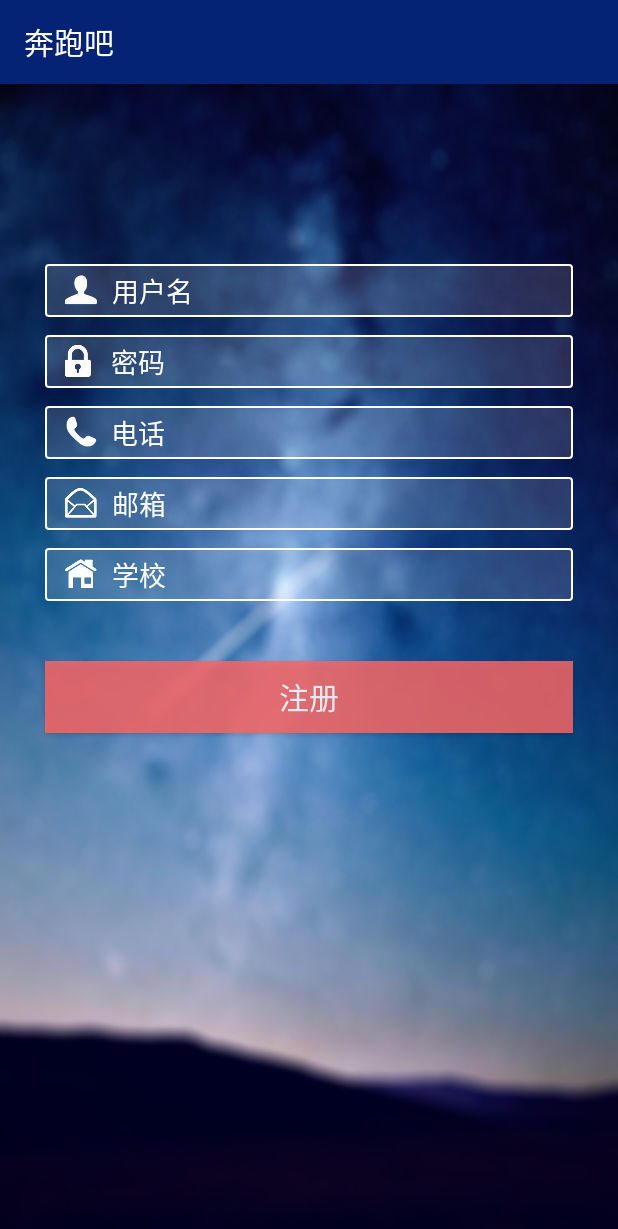
After one commit to yxlshk/Android_final_project, an Android app: the RegisterActivity screen opened directly, with no data from a screen before it, on a phone screen of 412 x 824 dp. The commit adds this screen. Shown: the top 1229 px of the screen. Run offline under Robolectric (Android 15) with nearby library versions, the phone set to English and light mode, and no system bars.

Commit message:
[增加] 增加了注册界面，更新了readme

```diff
--- a/app/src/main/AndroidManifest.xml
+++ b/app/src/main/AndroidManifest.xml
@@ -9,7 +9,7 @@
         android:roundIcon="@mipmap/ic_launcher"
         android:supportsRtl="true"
         android:theme="@style/AppTheme">
-        <activity android:name=".LoginActivity"
+        <activity android:name=".LoginAndRegister.LoginActivity"
             android:noHistory="true">
             <intent-filter>
                 <action android:name="android.intent.action.MAIN" />
@@ -23,6 +23,7 @@
         </activity>
         <activity android:name=".RunPlan.RunPlanActivity"> </activity>
         <activity android:name=".RunMusic.RunMusicActivity"> </activity>
+        <activity android:name=".LoginAndRegister.RegisterActivity"> </activity>
 
     </application>
 
--- a/app/src/main/java/com/example/a77354/android_final_project/LoginActivity.java
+++ b/app/src/main/java/com/example/a77354/android_final_project/LoginAndRegister/LoginActivity.java
@@ -1,4 +1,4 @@
-package com.example.a77354.android_final_project;
+package com.example.a77354.android_final_project.LoginAndRegister;
 
 import android.content.Intent;
 import android.graphics.Paint;
@@ -9,6 +9,9 @@ import android.widget.Button;
 import android.widget.EditText;
 import android.widget.TextView;
 import android.widget.Toast;
+
+import com.example.a77354.android_final_project.MainActivity;
+import com.example.a77354.android_final_project.R;
 
 /**
  * Created by shujunhuai on 2017/12/27.
@@ -36,7 +39,15 @@ public class LoginActivity extends AppCompatActivity {
             }
         });
 
-        TextView register = (TextView) findViewById(R.id.register);
+        //给"立即注册"添加下划线
+        TextView register = (TextView) findViewById(R.id.register_now);
         register.getPaint().setFlags(Paint.UNDERLINE_TEXT_FLAG);
+        //"立即注册"点击跳转到注册页面
+        register.setOnClickListener(new View.OnClickListener() {
+            @Override
+            public void onClick(View view) {
+                startActivity(new Intent(LoginActivity.this, RegisterActivity.class));
+            }
+        });
     }
 }
--- /dev/null
+++ b/app/src/main/java/com/example/a77354/android_final_project/LoginAndRegister/RegisterActivity.java
@@ -0,0 +1,18 @@
+package com.example.a77354.android_final_project.LoginAndRegister;
+
+import android.os.Bundle;
+import android.support.v7.app.AppCompatActivity;
+
+import com.example.a77354.android_final_project.R;
+
+/**
+ * Created by shujunhuai on 2018/1/2.
+ */
+
+public class RegisterActivity extends AppCompatActivity {
+    @Override
+    protected void onCreate(Bundle savedInstanceState) {
+        super.onCreate(savedInstanceState);
+        setContentView(R.layout.register_layout);
+    }
+}
--- a/app/src/main/res/layout/login_layout.xml
+++ b/app/src/main/res/layout/login_layout.xml
@@ -77,7 +77,7 @@
     <TextView
         android:layout_width="wrap_content"
         android:layout_height="wrap_content"
-        android:id="@+id/register"
+        android:id="@+id/register_now"
         app:layout_constraintRight_toRightOf="@id/password"
         app:layout_constraintTop_toBottomOf="@id/sign_in"
         android:layout_marginTop="15dp"
--- /dev/null
+++ b/app/src/main/res/layout/register_layout.xml
@@ -0,0 +1,98 @@
+<?xml version="1.0" encoding="utf-8"?>
+<LinearLayout xmlns:android="http://schemas.android.com/apk/res/android"
+    android:orientation="vertical"
+    android:layout_width="match_parent"
+    android:layout_height="match_parent"
+    android:background="@drawable/bg5">
+
+    <EditText
+        android:layout_width="match_parent"
+        android:layout_height="35dp"
+        android:id="@+id/reg_userName"
+        android:layout_marginLeft="30dp"
+        android:layout_marginRight="30dp"
+        android:layout_marginTop="120dp"
+        android:background="@drawable/login_input_style"
+        android:paddingLeft="13dp"
+        android:hint="用户名"
+        android:textColor="@color/white"
+        android:textColorHint="@color/white"
+        android:drawableLeft="@drawable/user"
+        android:drawablePadding="10dp"/>
+
+    <EditText
+        android:layout_width="match_parent"
+        android:layout_height="35dp"
+        android:id="@+id/reg_password"
+        android:layout_marginLeft="30dp"
+        android:layout_marginRight="30dp"
+        android:layout_marginTop="12dp"
+        android:background="@drawable/login_input_style"
+        android:paddingLeft="13dp"
+        android:hint="密码"
+        android:textColor="@color/white"
+        android:textColorHint="@color/white"
+        android:drawableLeft="@drawable/password"
+        android:drawablePadding="13dp"
+        android:inputType="textPassword"/>
+
+    <EditText
+        android:layout_width="match_parent"
+        android:layout_height="35dp"
+        android:id="@+id/reg_phone"
+        android:layout_marginLeft="30dp"
+        android:layout_marginRight="30dp"
+        android:layout_marginTop="12dp"
+        android:background="@drawable/login_input_style"
+        android:paddingLeft="10dp"
+        android:hint="电话"
+        android:textColor="@color/white"
+        android:textColorHint="@color/white"
+        android:drawableLeft="@drawable/phone"
+        android:drawablePadding="5dp"
+        android:inputType="phone"/>
+
+    <EditText
+        android:layout_width="match_parent"
+        android:layout_height="35dp"
+        android:id="@+id/reg_email"
+        android:layout_marginLeft="30dp"
+        android:layout_marginRight="30dp"
+        android:layout_marginTop="12dp"
+        android:background="@drawable/login_input_style"
+        android:paddingLeft="13dp"
+        android:hint="邮箱"
+        android:textColor="@color/white"
+        android:textColorHint="@color/white"
+        android:drawableLeft="@drawable/friends"
+        android:drawablePadding="10dp"
+        android:inputType="textEmailAddress"/>
+
+    <EditText
+        android:layout_width="match_parent"
+        android:layout_height="35dp"
+        android:id="@+id/reg_school"
+        android:layout_marginLeft="30dp"
+        android:layout_marginRight="30dp"
+        android:layout_marginTop="12dp"
+        android:background="@drawable/login_input_style"
+        android:paddingLeft="13dp"
+        android:hint="学校"
+        android:textColor="@color/white"
+        android:textColorHint="@color/white"
+        android:drawableLeft="@drawable/home"
+        android:drawablePadding="10dp"/>
+
+    <Button
+        android:layout_width="match_parent"
+        android:layout_height="wrap_content"
+        android:id="@+id/register"
+        android:text="注册"
+        android:textSize="20sp"
+        android:textColor="@color/white"
+        android:background="@drawable/sign_up_button_shape"
+        android:layout_marginTop="40dp"
+        android:layout_marginLeft="30dp"
+        android:layout_marginRight="30dp"
+        android:alpha="0.85"/>
+</LinearLayout>
```
Also changed, not shown: app/src/main/res/drawable-xxhdpi/password.png, app/src/main/res/drawable-xxhdpi/phone.png, app/src/main/res/drawable-xxhdpi/user.png, 1 other file.
